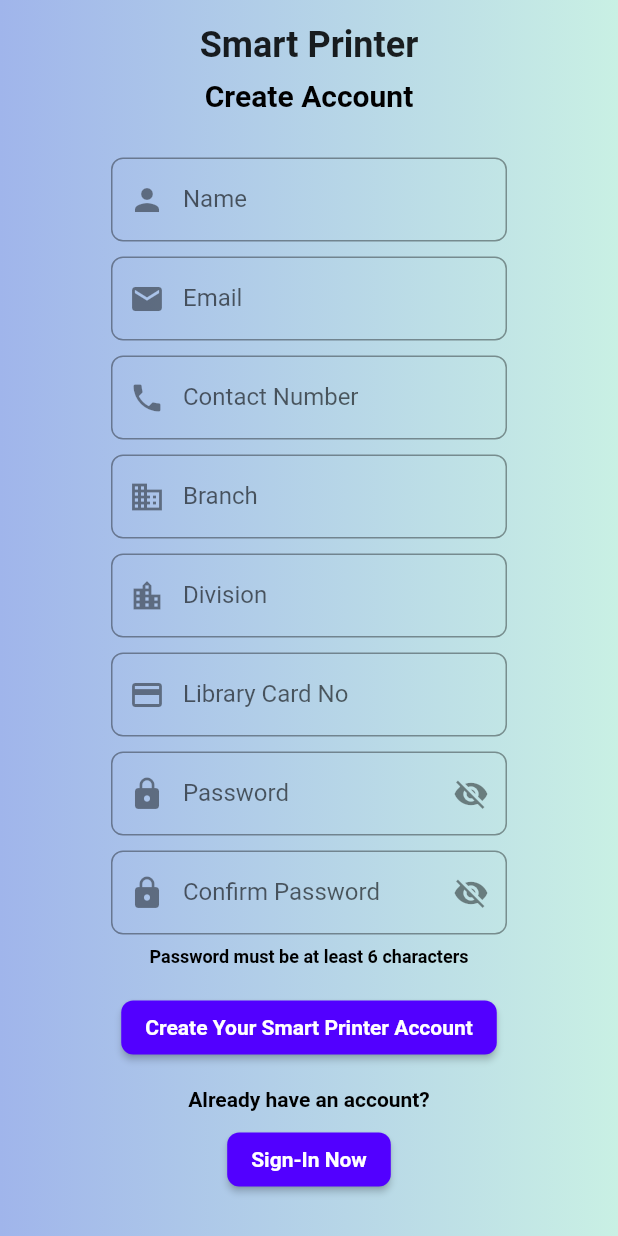
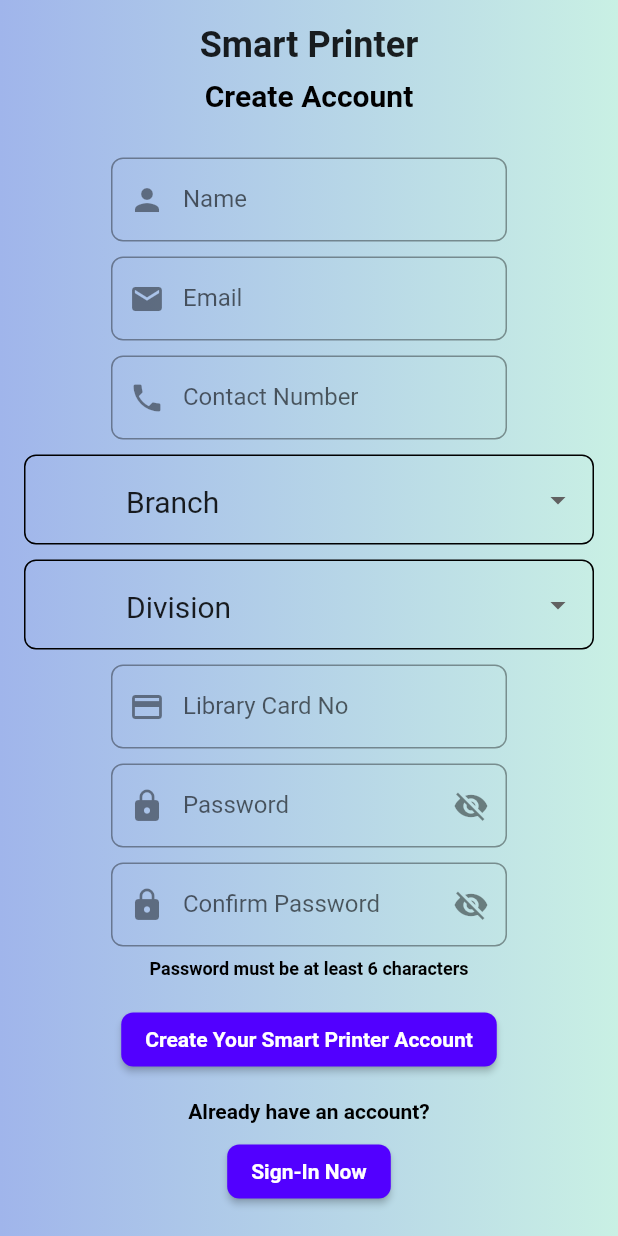
Before and after one commit to devanganaB/smart_printer, a Flutter app: the screen it shows after launch, after a tap on "Create one", on a phone screen of 412 x 824 dp. Run offline on Flutter 3.47's test engine with Material 2 defaults, Android fonts, the phone set to English and light mode, and no system bars; our stand-ins replace cloud_firestore, file_picker, firebase_auth, firebase_core, fluttertoast; accounts and stored records are empty.

Commit message:
Minor Changes is Registration Page

```diff
--- a/lib/Screens/RegistrationPage.dart
+++ b/lib/Screens/RegistrationPage.dart
@@ -44,6 +44,38 @@ class _RegisterPageState extends State<RegisterPage> {
           ],
         ),
       );
+    } else if (dropdownValueBranch == 'Branch') {
+      showDialog(
+        context: context,
+        builder: (context) => AlertDialog(
+          title: const Text('Registration Error'),
+          content: const Text('Please Select Your Branch'),
+          actions: [
+            ElevatedButton(
+              onPressed: () {
+                Navigator.pop(context);
+              },
+              child: const Text('OK'),
+            ),
+          ],
+        ),
+      );
+    } else if (dropdownValueDiv == 'Division') {
+      showDialog(
+        context: context,
+        builder: (context) => AlertDialog(
+          title: const Text('Registration Error'),
+          content: const Text('Please Select Your Division'),
+          actions: [
+            ElevatedButton(
+              onPressed: () {
+                Navigator.pop(context);
+              },
+              child: const Text('OK'),
+            ),
+          ],
+        ),
+      );
     } else {
       try {
         await FirebaseAuth.instance
@@ -52,8 +84,8 @@ class _RegisterPageState extends State<RegisterPage> {
         registerUser(
             nameController.text.trim(),
             contactController.text.trim(),
-            branchController.text.trim(),
-            divisionController.text.trim(),
+            dropdownValueBranch,
+            dropdownValueDiv,
             libraryCardController.text.trim());
         Navigator.pop(context);
         Navigator.push(context, MaterialPageRoute(builder: (context) {
@@ -74,6 +106,8 @@ class _RegisterPageState extends State<RegisterPage> {
     }
   }
 
+  String dropdownValueBranch = 'Branch';
+  String dropdownValueDiv = 'Division';
   @override
   Widget build(BuildContext context) {
     return Scaffold(
@@ -115,16 +149,101 @@ class _RegisterPageState extends State<RegisterPage> {
                   child: Column(
                     mainAxisAlignment: MainAxisAlignment.center,
                     children: [
-                      buildTextField('Name', nameController, Icons.person),
-                      buildTextField('Email', emailController, Icons.email),
-                      buildTextField(
-                          'Contact Number', contactController, Icons.phone),
-                      buildTextField(
-                          'Branch', branchController, Icons.business),
-                      buildTextField(
-                          'Division', divisionController, Icons.location_city),
+                      buildTextField('Name', nameController, Icons.person,
+                          TextInputType.name),
+                      buildTextField('Email', emailController, Icons.email,
+                          TextInputType.emailAddress),
+                      buildTextField('Contact Number', contactController,
+                          Icons.phone, TextInputType.phone),
+                      // buildTextField(
+                      //     'Branch', branchController, Icons.business),
+                      const SizedBox(
+                        height: 10,
+                      ),
+                      Container(
+                        height: 60,
+                        width: 450,
+                        child: DropdownButtonFormField(
+                          padding: EdgeInsets.symmetric(horizontal: 56),
+                          decoration: const InputDecoration(
+                            enabledBorder: OutlineInputBorder(
+                                borderRadius:
+                                    BorderRadius.all(Radius.circular(8))),
+                            focusedBorder: OutlineInputBorder(
+                                borderRadius:
+                                    BorderRadius.all(Radius.circular(8))),
+                            filled: true,
+                            fillColor: Colors.transparent,
+                          ),
+                          value: dropdownValueBranch,
+                          onChanged: (String? newValue) {
+                            setState(() {
+                              dropdownValueBranch = newValue!;
+                            });
+                          },
+                          items: <String>[
+                            'Branch',
+                            'AIDS',
+                            'CMPN',
+                            'INFT',
+                            'ETRX',
+                            'EXTC',
+                            'AURO',
+                            'INST',
+                            'MCA',
+                            'ME',
+                            'ECS'
+                          ].map<DropdownMenuItem<String>>((String value) {
+                            return DropdownMenuItem<String>(
+                              value: value,
+                              child: Text(
+                                value,
+                                style: TextStyle(fontSize: 20),
+                              ),
+                            );
+                          }).toList(),
+                        ),
+                      ),
+                      const SizedBox(
+                        height: 10,
+                      ),
+                      Container(
+                        height: 60,
+                        width: 450,
+                        child: DropdownButtonFormField(
+                          padding: EdgeInsets.symmetric(horizontal: 56),
+                          decoration: const InputDecoration(
+                            enabledBorder: OutlineInputBorder(
+                                borderRadius:
+                                    BorderRadius.all(Radius.circular(8))),
+                            focusedBorder: OutlineInputBorder(
+                                borderRadius:
+                                    BorderRadius.all(Radius.circular(8))),
+                            filled: true,
+                            fillColor: Colors.transparent,
+                          ),
+                          value: dropdownValueDiv,
+                          onChanged: (String? newValue) {
+                            setState(() {
+                              dropdownValueDiv = newValue!;
+                            });
+                          },
+                          items: <String>['Division', 'A', 'B', 'C', 'D', 'E']
+                              .map<DropdownMenuItem<String>>((String value) {
+                            return DropdownMenuItem<String>(
+                              value: value,
+                              child: Text(
+                                value,
+                                style: TextStyle(fontSize: 20),
+                              ),
+                            );
+                          }).toList(),
+                        ),
+                      ),
+                      // buildTextField(
+                      //     'Division', divisionController, Icons.location_city),
                       buildTextField('Library Card No', libraryCardController,
-                          Icons.credit_card),
+                          Icons.credit_card, TextInputType.number),
                       buildPasswordField(
                           'Password', passwordController, obscurePassword),
                       buildPasswordField('Confirm Password',
@@ -145,7 +264,6 @@ class _RegisterPageState extends State<RegisterPage> {
                           if (_formKey.currentState!.validate()) {
                             String email = emailController.text;
                             String password = passwordController.text;
-
                             //registerUser(
                             //  name, contact, branch, division, libraryCardNo);
                             signup(email, password);
@@ -208,13 +326,14 @@ class _RegisterPageState extends State<RegisterPage> {
     );
   }
 
-  Widget buildTextField(
-      String label, TextEditingController controller, IconData icon) {
+  Widget buildTextField(String label, TextEditingController controller,
+      IconData icon, TextInputType keyboard) {
     return Container(
       margin: const EdgeInsets.only(top: 10),
       width: 264,
       height: 56,
       child: TextFormField(
+        keyboardType: keyboard,
         controller: controller,
         decoration: InputDecoration(
           labelText: label,
@@ -308,6 +427,10 @@ class _RegisterPageState extends State<RegisterPage> {
   }
 }
 
+Widget form() {
+  return Container();
+}
+
 void main() {
   runApp(const MaterialApp(
     home: RegisterPage(),
```
Also changed, not shown: lib/Screens/SideMenu.dart (+5 -4 lines).
